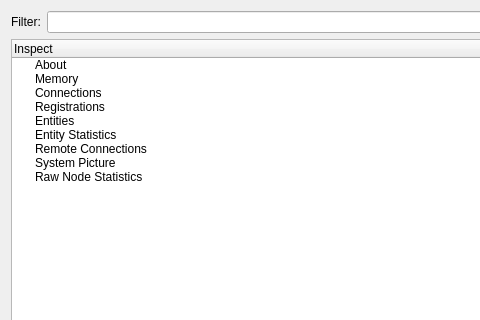
The window that src/dose/dose_dobexplorer.ss/src/dosemon.ui (SafirSDK/safir-sdk-core) describes before a commit, drawn with Qt 5; both pictures show x 0 to 480 and y 0 to 320 of the 1184 by 682 pixel window.
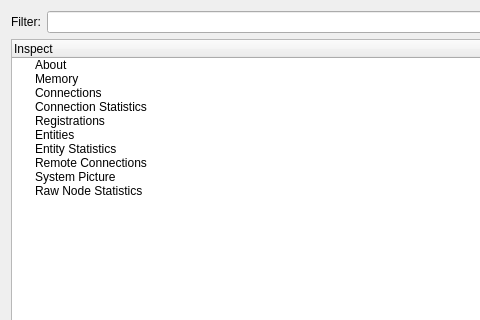
The same window after the commit. Icons and pictures are not drawn.

Commit message: #469 - Connections statistics view in dobexplorer.

```diff
--- a/src/dose/dose_dobexplorer.ss/src/dosemon.ui
+++ b/src/dose/dose_dobexplorer.ss/src/dosemon.ui
@@ -74,6 +74,14 @@
            <string>Show information about local Dob connections.</string>
           </property>
          </item>
+         <item>
+          <property name="text">
+           <string>Connection Statistics</string>
+          </property>
+          <property name="toolTip">
+           <string>&lt;html&gt;&lt;head/&gt;&lt;body&gt;&lt;p&gt;Show aggregated statistics for all local connections in one.&lt;/p&gt;&lt;/body&gt;&lt;/html&gt;</string>
+          </property>
+         </item>
          <item>
           <property name="text">
            <string>Registrations</string>
```
The commit also changes 11 other files.
